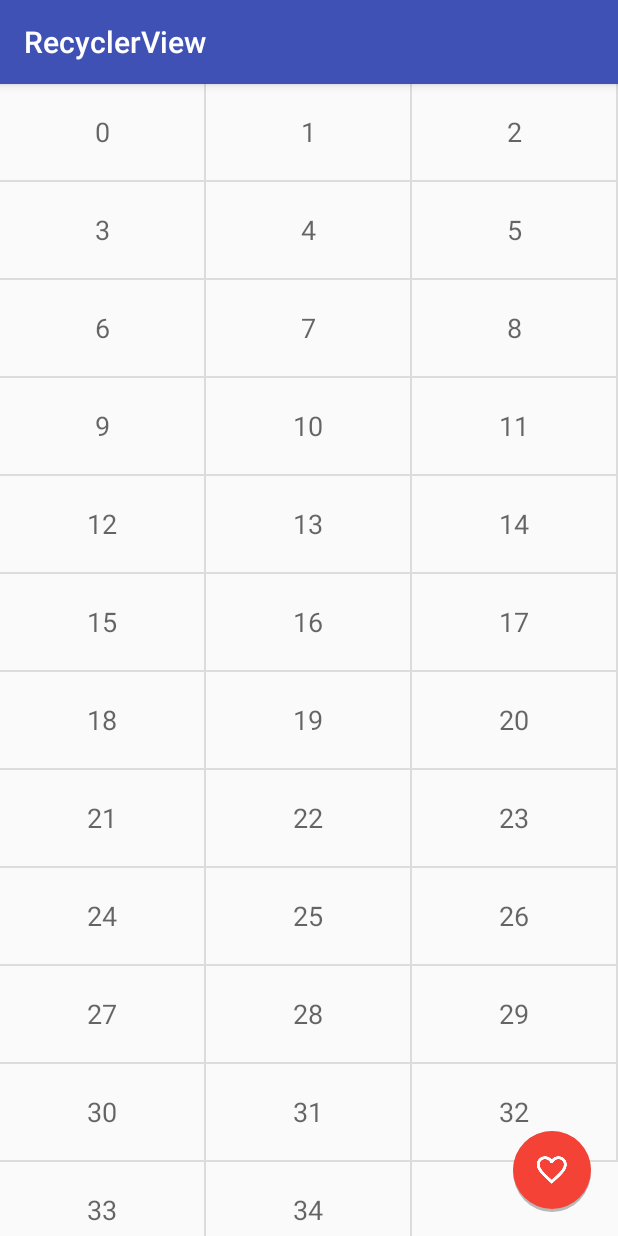
After one commit to WoodenTea/Practices, an Android app: the RecyclerViewActivity screen opened directly, with no data from a screen before it, on a phone screen of 412 x 824 dp. The commit adds this screen. Run offline under Robolectric (Android 15) with nearby library versions, the phone set to English and light mode, and no system bars.

Commit message:
1 Changed build.gradle 2 Added RecyclerView

```diff
--- a/app/src/main/java/com/ymsfd/practices/activity/BaseActivity.java
+++ b/app/src/main/java/com/ymsfd/practices/activity/BaseActivity.java
@@ -1,13 +1,13 @@
 package com.ymsfd.practices.activity;
 
-import android.app.Activity;
 import android.os.Bundle;
+import android.support.v7.app.AppCompatActivity;
 import android.util.Log;
 
 import java.io.PrintWriter;
 import java.io.StringWriter;
 
-public class BaseActivity extends Activity {
+public class BaseActivity extends AppCompatActivity {
     private final String TAG = getClass().getSimpleName();
 
     @Override
--- a/app/src/main/java/com/ymsfd/practices/activity/PorterDuffActivity.java
+++ b/app/src/main/java/com/ymsfd/practices/activity/PorterDuffActivity.java
@@ -32,8 +32,8 @@ public class PorterDuffActivity extends BaseActivity {
         Paint paint;
         PorterDuffXfermode xfermode;
 
-        bitmapBorder = decodeBitmap(R.drawable.circle);
-        bitmapMask = decodeBitmap(R.drawable.black_circle);
+        bitmapBorder = decodeBitmap(R.drawable.border_circle);
+        bitmapMask = decodeBitmap(R.drawable.mask_circle);
         xfermode = new PorterDuffXfermode(PorterDuff.Mode.SRC_IN);
         paint = new Paint(Paint.ANTI_ALIAS_FLAG);
 
--- /dev/null
+++ b/app/src/main/java/com/ymsfd/practices/activity/RecyclerViewActivity.java
@@ -0,0 +1,143 @@
+package com.ymsfd.practices.activity;
+
+import android.os.Bundle;
+import android.support.design.widget.Snackbar;
+import android.support.v7.widget.GridLayoutManager;
+import android.support.v7.widget.RecyclerView;
+import android.view.LayoutInflater;
+import android.view.View;
+import android.view.ViewGroup;
+import android.view.animation.AccelerateInterpolator;
+import android.view.animation.DecelerateInterpolator;
+import android.widget.FrameLayout;
+import android.widget.TextView;
+import android.widget.Toast;
+
+import com.ymsfd.practices.R;
+import com.ymsfd.practices.helper.DividerGridItemDecoration;
+import com.ymsfd.practices.helper.RecyclerItemClickListener;
+import com.ymsfd.practices.ui.adapter.GeneralRecyclerAdapter;
+
+import java.util.ArrayList;
+
+/**
+ * Created by WoodenTea.
+ * Date: 2016/1/6
+ * Time: 13:48
+ */
+public class RecyclerViewActivity extends BaseActivity {
+    private View floatingButton;
+
+    @Override
+    protected boolean _onCreate(Bundle savedInstanceState) {
+        if (!super._onCreate(savedInstanceState)) {
+            return false;
+        }
+
+        setContentView(R.layout.actvt_recycler_view);
+        RecyclerView recyclerView = (RecyclerView) findViewById(R.id.recycler_view);
+        recyclerView.setLayoutManager(new GridLayoutManager(this, 3));
+        recyclerView.addItemDecoration(new DividerGridItemDecoration(this));
+        ArrayList<String> strings = new ArrayList<>();
+        for (int index = 0; index < 35; index++) {
+            strings.add("" + index);
+        }
+        GeneralRecyclerAdapter<String> adapter = new GeneralRecyclerAdapter<String>() {
+            @Override
+            public void onBindViewHolder(RecyclerView.ViewHolder holder, int position) {
+                ItemViewHolder itemViewHolder = (ItemViewHolder) holder;
+                itemViewHolder.textView.setText(list.get(position));
+            }
+
+            @Override
+            public ItemViewHolder onCreateViewHolder(ViewGroup parent, int viewType) {
+                View view = LayoutInflater.from(parent.getContext()).inflate(R.layout
+                        .item_common, parent, false);
+                return new ItemViewHolder(view);
+            }
+
+            class ItemViewHolder extends RecyclerView.ViewHolder {
+                TextView textView;
+
+                public ItemViewHolder(View itemView) {
+                    super(itemView);
+                    textView = (TextView) this.itemView.findViewById(R.id.text);
+                }
+            }
+        };
+        adapter.addAll(strings);
+        recyclerView.setAdapter(adapter);
+        recyclerView.addOnItemTouchListener(new RecyclerItemClickListener(this, new
+                RecyclerItemClickListener.OnItemClickListener() {
+
+                    @Override
+                    public void onItemClick(View view, int position) {
+                        Snackbar.make(findViewById(R.id.recycler_view), "Position: " + position,
+                                Snackbar
+                                        .LENGTH_LONG)
+                                .setAction("Action", new View.OnClickListener() {
+                                    @Override
+                                    public void onClick(View v) {
+                                        Toast.makeText(
+                                                RecyclerViewActivity.this,
+                                                "Toast comes out",
+                                                Toast.LENGTH_SHORT).show();
+                                    }
+                                }).show();
+                    }
+                }));
+        recyclerView.addOnScrollListener(new HidingScrollListener() {
+            @Override
+            public void onHide() {
+                hideView();
+            }
+
+            @Override
+            public void onShow() {
+                showView();
+            }
+        });
+        floatingButton = findViewById(R.id.fabButton);
+        return true;
+    }
+
+    private void hideView() {
+        FrameLayout.LayoutParams lp = (FrameLayout.LayoutParams) floatingButton.getLayoutParams();
+        int fabBottomMargin = lp.bottomMargin;
+        floatingButton.animate().translationY(floatingButton.getHeight() + fabBottomMargin)
+                .setInterpolator(new AccelerateInterpolator(2)).start();
+    }
+
+    private void showView() {
+        floatingButton.animate().translationY(0).setInterpolator(new DecelerateInterpolator(2))
+                .start();
+    }
+
+    public abstract class HidingScrollListener extends RecyclerView.OnScrollListener {
+        private static final int HIDE_THRESHOLD = 20;
+        private int scrolledDistance = 0;
+        private boolean controlsVisible = true;
+
+        @Override
+        public void onScrolled(RecyclerView recyclerView, int dx, int dy) {
+            D("dy: " + dy);
+            if (scrolledDistance > HIDE_THRESHOLD && controlsVisible) {
+                onHide();
+                controlsVisible = false;
+                scrolledDistance = 0;
+            } else if (scrolledDistance < -HIDE_THRESHOLD && !controlsVisible) {
+                onShow();
+                controlsVisible = true;
+                scrolledDistance = 0;
+            }
+
+            if ((controlsVisible && dy > 0) || (!controlsVisible && dy < 0)) {
+                scrolledDistance += dy;
+            }
+        }
+
+        public abstract void onHide();
+
+        public abstract void onShow();
+    }
+}
--- a/app/src/main/java/com/ymsfd/practices/fancyitem/RecyclerListAdapter.java
+++ b/app/src/main/java/com/ymsfd/practices/fancyitem/RecyclerListAdapter.java
@@ -59,8 +59,7 @@ public class RecyclerListAdapter extends RecyclerView.Adapter<RecyclerListAdapte
     public ItemViewHolder onCreateViewHolder(ViewGroup parent, int viewType) {
         View view = LayoutInflater.from(parent.getContext()).inflate(R.layout.item_main, parent,
                 false);
-        ItemViewHolder itemViewHolder = new ItemViewHolder(view);
-        return itemViewHolder;
+        return new ItemViewHolder(view);
     }
 
     @Override
--- /dev/null
+++ b/app/src/main/java/com/ymsfd/practices/helper/DividerGridItemDecoration.java
@@ -0,0 +1,83 @@
+package com.ymsfd.practices.helper;
+
+import android.content.Context;
+import android.content.res.TypedArray;
+import android.graphics.Canvas;
+import android.graphics.Rect;
+import android.graphics.drawable.Drawable;
+import android.support.v7.widget.GridLayoutManager;
+import android.support.v7.widget.RecyclerView;
+import android.support.v7.widget.RecyclerView.LayoutManager;
+import android.support.v7.widget.RecyclerView.State;
+import android.support.v7.widget.StaggeredGridLayoutManager;
+import android.util.Log;
+import android.view.View;
+
+public class DividerGridItemDecoration extends RecyclerView.ItemDecoration {
+
+    private static final int[] ATTRS = new int[]{android.R.attr.listDivider};
+    private Drawable mDivider;
+
+    public DividerGridItemDecoration(Context context) {
+        final TypedArray a = context.obtainStyledAttributes(ATTRS);
+        mDivider = a.getDrawable(0);
+        a.recycle();
+    }
+
+    @Override
+    public void onDraw(Canvas canvas, RecyclerView parent, State state) {
+        drawHorizontal(canvas, parent);
+        drawVertical(canvas, parent);
+    }
+
+    private int getSpanCount(RecyclerView parent) {
+        int spanCount = 0;
+        LayoutManager layoutManager = parent.getLayoutManager();
+        if (layoutManager instanceof GridLayoutManager) {
+            spanCount = ((GridLayoutManager) layoutManager).getSpanCount();
+        } else if (layoutManager instanceof StaggeredGridLayoutManager) {
+            spanCount = ((StaggeredGridLayoutManager) layoutManager).getSpanCount();
+        }
+
+        return spanCount;
+    }
+
+    public void drawHorizontal(Canvas canvas, RecyclerView parent) {
+        int childCount = parent.getChildCount();
+        for (int i = 0; i < childCount; i++) {
+            final View child = parent.getChildAt(i);
+            final RecyclerView.LayoutParams params = (RecyclerView.LayoutParams) child
+                    .getLayoutParams();
+            final int left = child.getLeft() - params.leftMargin;
+            final int right = child.getRight() + params.rightMargin + mDivider.getIntrinsicWidth();
+            final int top = child.getBottom() + params.bottomMargin;
+            final int bottom = top + mDivider.getIntrinsicHeight();
+            mDivider.setBounds(left, top, right, bottom);
+            mDivider.draw(canvas);
+        }
+    }
+
+    public void drawVertical(Canvas c, RecyclerView parent) {
+        final int childCount = parent.getChildCount();
+        for (int i = 0; i < childCount; i++) {
+            final View child = parent.getChildAt(i);
+
+            final RecyclerView.LayoutParams params = (RecyclerView.LayoutParams) child
+                    .getLayoutParams();
+            final int top = child.getTop() - params.topMargin;
+            final int bottom = child.getBottom() + params.bottomMargin;
+            final int left = child.getRight() + params.rightMargin;
+            final int right = left + mDivider.getIntrinsicWidth();
+
+            mDivider.setBounds(left, top, right, bottom);
+            mDivider.draw(c);
+        }
+    }
+
+    @Override
+    public void getItemOffsets(Rect outRect, View view, RecyclerView parent, State state) {
+        outRect.set(0, 0, mDivider.getIntrinsicWidth(), mDivider.getIntrinsicHeight());
+        Log.d(getClass().getSimpleName(), "Position: " + parent.getChildAdapterPosition(view) + "" +
+                " Span: " + getSpanCount(parent));
+    }
+}
--- a/app/src/main/java/com/ymsfd/practices/helper/RecyclerItemClickListener.java
+++ b/app/src/main/java/com/ymsfd/practices/helper/RecyclerItemClickListener.java
@@ -47,6 +47,6 @@ public class RecyclerItemClickListener implements RecyclerView.OnItemTouchListen
     }
 
     public interface OnItemClickListener {
-        public void onItemClick(View view, int position);
+        void onItemClick(View view, int position);
     }
 }
--- /dev/null
+++ b/app/src/main/java/com/ymsfd/practices/ui/adapter/GeneralRecyclerAdapter.java
@@ -0,0 +1,25 @@
+package com.ymsfd.practices.ui.adapter;
+
+import android.support.v7.widget.RecyclerView;
+
+import java.util.ArrayList;
+import java.util.List;
+
+/**
+ * Created by WoodenTea.
+ * Date: 2016/1/7
+ * Time: 10:03
+ */
+public abstract class GeneralRecyclerAdapter<T> extends RecyclerView.Adapter<RecyclerView
+        .ViewHolder> {
+    protected List<T> list = new ArrayList<>();
+
+    @Override
+    public int getItemCount() {
+        return list.size();
+    }
+
+    public void addAll(List<T> list) {
+        this.list.addAll(list);
+    }
+}
--- /dev/null
+++ b/app/src/main/res/drawable/fab_bcg.xml
@@ -0,0 +1,21 @@
+<?xml version="1.0" encoding="utf-8"?>
+<layer-list xmlns:android="http://schemas.android.com/apk/res/android">
+    <item
+        android:bottom="0dp"
+        android:left="2dp"
+        android:right="2dp"
+        android:top="2dp">
+        <shape android:shape="oval">
+            <solid android:color="@color/color_shadow" />
+        </shape>
+    </item>
+    <item
+        android:bottom="2dp"
+        android:left="2dp"
+        android:right="2dp"
+        android:top="2dp">
+        <shape android:shape="oval">
+            <solid android:color="@color/color_primary_red" />
+        </shape>
+    </item>
+</layer-list>
--- /dev/null
+++ b/app/src/main/res/layout/actvt_recycler_view.xml
@@ -0,0 +1,22 @@
+<?xml version="1.0" encoding="utf-8"?>
+<FrameLayout xmlns:android="http://schemas.android.com/apk/res/android"
+    android:layout_width="match_parent"
+    android:layout_height="match_parent"
+    android:orientation="vertical">
+
+    <android.support.v7.widget.RecyclerView
+        android:id="@+id/recycler_view"
+        android:layout_width="match_parent"
+        android:layout_height="match_parent" />
+
+    <ImageButton
+        android:id="@+id/fabButton"
+        android:layout_width="56dp"
+        android:layout_height="56dp"
+        android:layout_gravity="bottom|right"
+        android:layout_marginBottom="16dp"
+        android:layout_marginRight="16dp"
+        android:background="@drawable/fab_bcg"
+        android:contentDescription="@null"
+        android:src="@drawable/favorite" />
+</FrameLayout>
--- /dev/null
+++ b/app/src/main/res/layout/item_common.xml
@@ -0,0 +1,13 @@
+<?xml version="1.0" encoding="utf-8"?>
+<LinearLayout xmlns:android="http://schemas.android.com/apk/res/android"
+    android:layout_width="match_parent"
+    android:layout_height="?listPreferredItemHeight"
+    android:orientation="vertical">
+
+    <TextView
+        android:id="@+id/text"
+        android:layout_width="match_parent"
+        android:layout_height="match_parent"
+        android:gravity="center_vertical|center"
+        android:textAppearance="?android:attr/textAppearanceMedium" />
+</LinearLayout>
--- a/app/src/main/res/values/colors.xml
+++ b/app/src/main/res/values/colors.xml
@@ -1,5 +1,8 @@
 <?xml version="1.0" encoding="utf-8"?>
 <resources>
+    <color name="colorPrimary">#3F51B5</color>
+    <color name="colorPrimaryDark">#303F9F</color>
+    <color name="colorAccent">#FF4081</color>
     <color name="contents_text">#ff000000</color>
     <color name="encode_view">#ffffffff</color>
     <color name="possible_result_points">#c0ffbd21</color> <!-- Android standard ICS color -->
@@ -15,4 +18,6 @@
     <color name="light_green">#99CC33</color>
     <color name="green">#00CC00</color>
     <color name="white">#FFFFFF</color>
+    <color name="color_primary_red">#f44336</color>
+    <color name="color_shadow">#44000000</color>
 </resources>
--- a/app/src/main/res/values/styles.xml
+++ b/app/src/main/res/values/styles.xml
@@ -1,8 +1,9 @@
 <resources>
 
-    <!-- Base application theme. -->
-    <style name="AppTheme" parent="Theme.AppCompat.Light">
-        <!-- Customize your theme here. -->
+    <style name="AppTheme" parent="Theme.AppCompat.Light.DarkActionBar">
+        <item name="colorPrimary">@color/colorPrimary</item>
+        <item name="colorPrimaryDark">@color/colorPrimaryDark</item>
+        <item name="colorAccent">@color/colorAccent</item>
     </style>
 
 </resources>
```
Also changed, not shown: app/build.gradle (+8 -17 lines), app/src/main/AndroidManifest.xml (+9 -0 lines), app/src/main/java/com/ymsfd/practices/activity/MainActivity.java (+11 -4 lines), app/src/main/res/drawable-xxhdpi/border_circle.png (renamed from app/src/main/res/drawable-xxhdpi/circle.png), app/src/main/res/drawable-xxhdpi/favorite.png (added), app/src/main/res/drawable-xxhdpi/mask_circle.png (renamed from app/src/main/res/drawable-xxhdpi/black_circle.png), gradle/wrapper/gradle-wrapper.properties, 1 other file.
